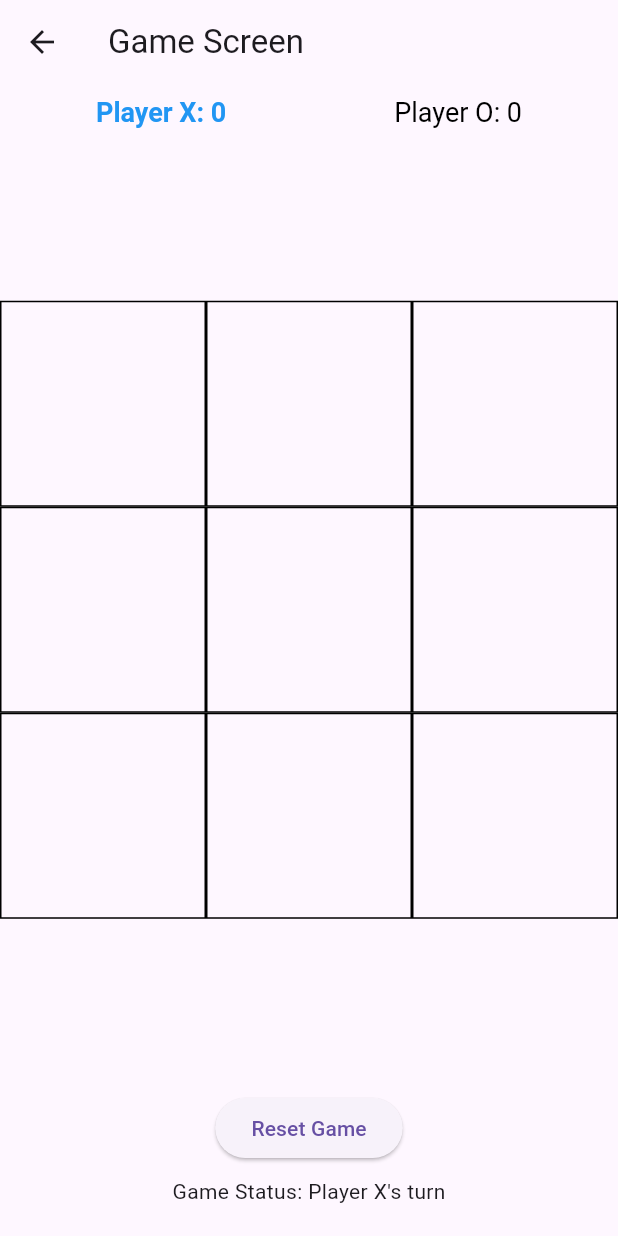
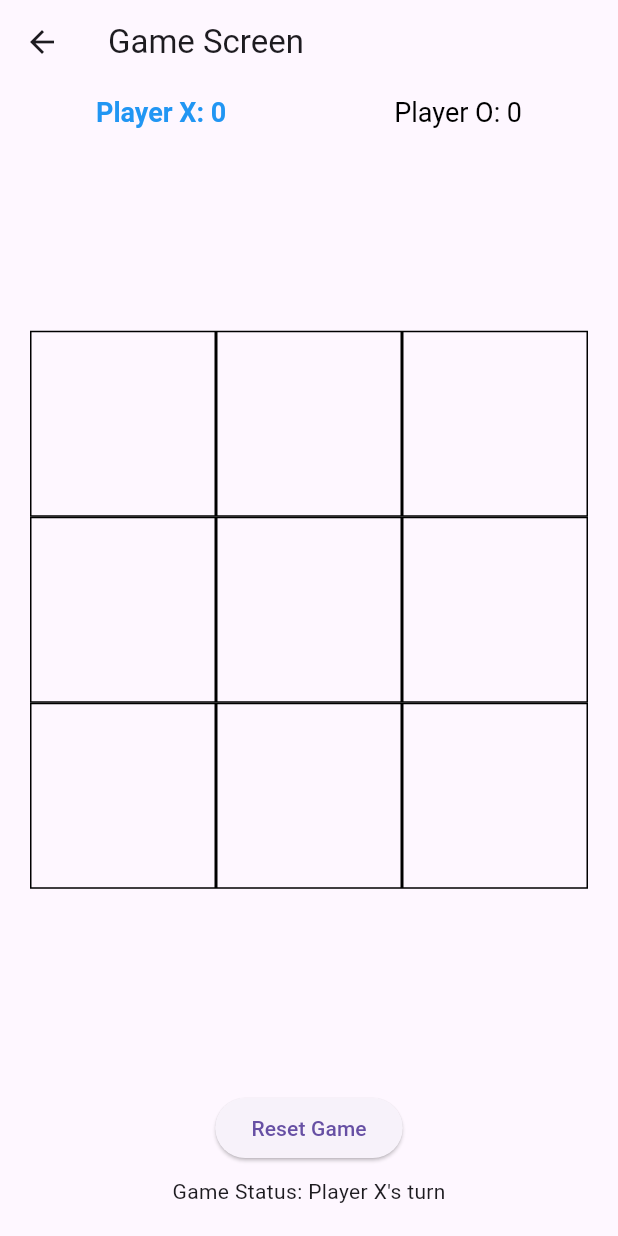
Before and after one commit to anenepeter/tic_tac_toe_flutter, a Flutter app: the GameScreen screen opened by its route, on a phone screen of 412 x 824 dp. Run offline on Flutter 3.47's test engine with Material 3 defaults, Android fonts, the phone set to English and light mode, and no system bars; our stand-ins replace shared_preferences; accounts and stored records are empty.

Commit message:
Prevent player from making a move before AI in single-player mode, add padding to GameBoard, and enhance move validation logic

```diff
--- a/lib/providers/game_provider.dart
+++ b/lib/providers/game_provider.dart
@@ -43,6 +43,7 @@ class GameProvider extends ChangeNotifier {
 
   void makeMove(int row, int col) {
     if (_isGameOver || !_gameService.validateMove(_board, row, col)) return;
+    if (_gameMode == 'single_player' && _currentPlayer == 'O') return; // Prevent user from playing before AI
 
     // Make player move
     _board[row][col] = _currentPlayer;
--- a/lib/screens/game_screen.dart
+++ b/lib/screens/game_screen.dart
@@ -46,9 +46,12 @@ class GameScreen extends StatelessWidget {
           ),
           Expanded(
             child: Center(
-              child: Consumer<GameProvider>(
-                builder: (context, gameProvider, _) => GameBoard(),
-              ), // GameBoard widget now wrapped with Consumer
+              child: Padding(
+                padding: const EdgeInsets.symmetric(horizontal: 20.0), // Add horizontal padding
+                child: Consumer<GameProvider>(
+                  builder: (context, gameProvider, _) => GameBoard(),
+                ), // GameBoard widget now wrapped with Consumer and Padding
+              ),
             ),
           ),
           Padding(
--- a/lib/widgets/game_cell.dart
+++ b/lib/widgets/game_cell.dart
@@ -20,9 +20,10 @@ class GameCell extends StatelessWidget {
       onTap: onTap,
       child: AnimatedContainer(
         duration: const Duration(milliseconds: 500),
+        transform: isWinningCell ? Matrix4.diagonal3Values(1.2, 1.2, 1.0) : Matrix4.identity(), // Scale winning cell
         decoration: BoxDecoration(
           color: isWinningCell ? Colors.yellow[200] : Colors.transparent, // Highlight winning cell
-          border: Border.all(),
+          border: Border.all(color: isWinningCell ? Colors.orange : Colors.black), // Change border color
         ),
         child: Center(
           child: Text(value), // Display cell content (X or O)
```
Also changed, not shown: lib/services/game_service.dart (+5 -2 lines).
